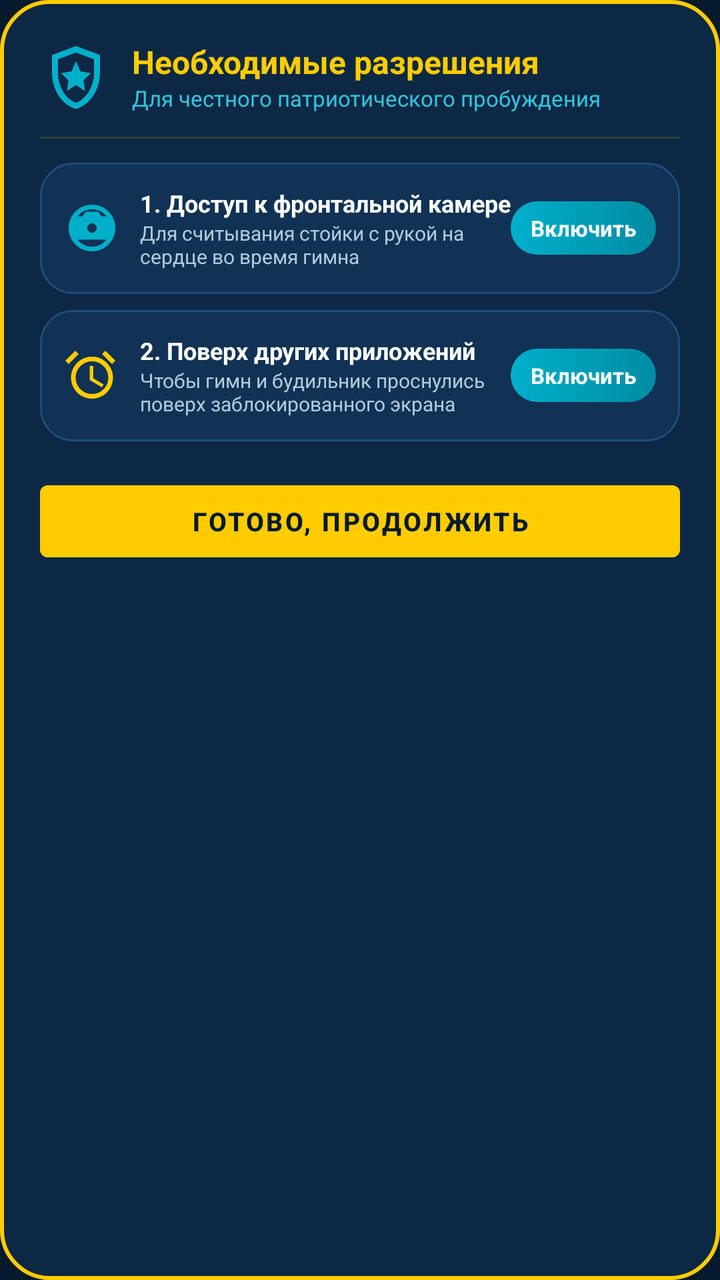
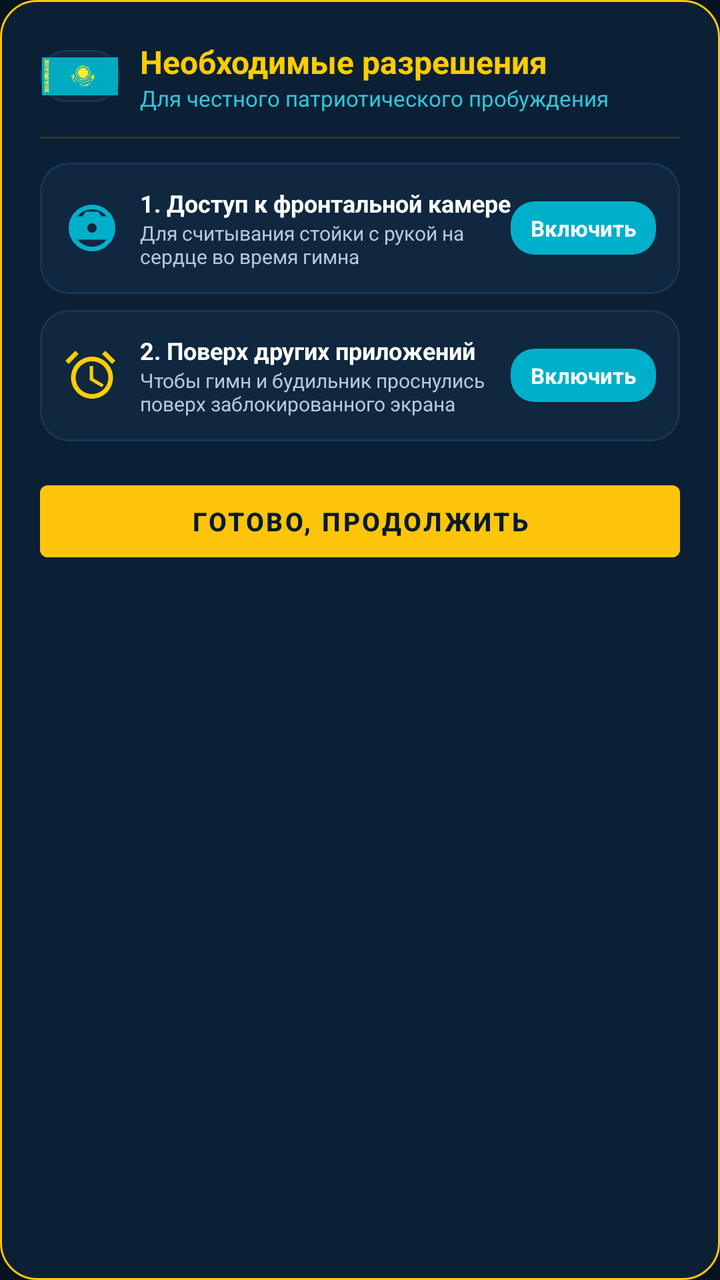

The first picture is an Android layout as it rendered before a commit; the second is the same layout after the commit. The layout source and the unified diff follow.
<!-- AndroidManifest.xml: application theme Theme.PatrioticAlarm -->
<!-- res/layout/dialog_permissions.xml -->
<?xml version="1.0" encoding="utf-8"?>
<LinearLayout xmlns:android="http://schemas.android.com/apk/res/android"
    android:layout_width="match_parent"
    android:layout_height="wrap_content"
    android:background="@drawable/bg_dialog_kazakh"
    android:orientation="vertical"
    android:padding="20dp">

    <LinearLayout
        android:layout_width="match_parent"
        android:layout_height="wrap_content"
        android:gravity="center_vertical"
        android:orientation="horizontal">

        <ImageView
            android:layout_width="36dp"
            android:layout_height="36dp"
            android:contentDescription="Permissions"
            android:src="@drawable/ic_shield_kazakh" />

        <LinearLayout
            android:layout_width="0dp"
            android:layout_height="wrap_content"
            android:layout_marginStart="10dp"
            android:layout_weight="1"
            android:orientation="vertical">

            <TextView
                android:layout_width="wrap_content"
                android:layout_height="wrap_content"
                android:text="@string/perm_title"
                android:textColor="#FFCC00"
                android:textSize="16sp"
                android:textStyle="bold" />

            <TextView
                android:layout_width="wrap_content"
                android:layout_height="wrap_content"
                android:text="Для честного патриотического пробуждения"
                android:textColor="#33C5DB"
                android:textSize="11sp" />
        </LinearLayout>
    </LinearLayout>

    <View
        android:layout_width="match_parent"
        android:layout_height="1dp"
        android:layout_marginVertical="12dp"
        android:background="#26FFCC00" />

    
    <LinearLayout
        android:layout_width="match_parent"
        android:layout_height="wrap_content"
        android:background="@drawable/bg_card_caspian"
        android:gravity="center_vertical"
        android:orientation="horizontal"
        android:padding="12dp">

        <ImageView
            android:layout_width="28dp"
            android:layout_height="28dp"
            android:contentDescription="Camera"
            android:src="@drawable/ic_camera_front" />

        <LinearLayout
            android:layout_width="0dp"
            android:layout_height="wrap_content"
            android:layout_marginStart="10dp"
            android:layout_weight="1"
            android:orientation="vertical">

            <TextView
                android:layout_width="wrap_content"
                android:layout_height="wrap_content"
                android:text="1. Доступ к фронтальной камере"
                android:textColor="#FFFFFF"
                android:textSize="12sp"
                android:textStyle="bold" />

            <TextView
                android:layout_width="wrap_content"
                android:layout_height="wrap_content"
                android:text="Для считывания стойки с рукой на сердце во время гимна"
                android:textColor="#B2C9DF"
                android:textSize="10sp" />
        </LinearLayout>

        <TextView
            android:id="@+id/btn_grant_camera"
            android:layout_width="wrap_content"
            android:layout_height="wrap_content"
            android:background="@drawable/bg_btn_kazakh_blue"
            android:paddingHorizontal="10dp"
            android:paddingVertical="6dp"
            android:text="Включить"
            android:textColor="#FFFFFF"
            android:textSize="11sp"
            android:textStyle="bold" />
    </LinearLayout>

    
    <LinearLayout
        android:layout_width="match_parent"
        android:layout_height="wrap_content"
        android:layout_marginTop="8dp"
        android:background="@drawable/bg_card_caspian"
        android:gravity="center_vertical"
        android:orientation="horizontal"
        android:padding="12dp">

        <ImageView
            android:layout_width="28dp"
            android:layout_height="28dp"
            android:contentDescription="Overlay"
            android:src="@drawable/ic_alarm_clock" />

        <LinearLayout
            android:layout_width="0dp"
            android:layout_height="wrap_content"
            android:layout_marginStart="10dp"
            android:layout_weight="1"
            android:orientation="vertical">

            <TextView
                android:layout_width="wrap_content"
                android:layout_height="wrap_content"
                android:text="2. Поверх других приложений"
                android:textColor="#FFFFFF"
                android:textSize="12sp"
                android:textStyle="bold" />

            <TextView
                android:layout_width="wrap_content"
                android:layout_height="wrap_content"
                android:text="Чтобы гимн и будильник проснулись поверх заблокированного экрана"
                android:textColor="#B2C9DF"
                android:textSize="10sp" />
        </LinearLayout>

        <TextView
            android:id="@+id/btn_grant_overlay"
            android:layout_width="wrap_content"
            android:layout_height="wrap_content"
            android:background="@drawable/bg_btn_kazakh_blue"
            android:paddingHorizontal="10dp"
            android:paddingVertical="6dp"
            android:text="Включить"
            android:textColor="#FFFFFF"
            android:textSize="11sp"
            android:textStyle="bold" />
    </LinearLayout>

    <com.google.android.material.button.MaterialButton
        android:id="@+id/btn_dismiss_perms"
        android:layout_width="match_parent"
        android:layout_height="48dp"
        android:layout_marginTop="16dp"
        android:backgroundTint="@color/kz_gold"
        android:text="Готово, продолжить"
        android:textColor="#071A2C"
        android:textSize="13sp"
        android:textStyle="bold" />
</LinearLayout>
<!-- resources referenced by this layout -->
<resources>
  <color name="kz_gold">#FFCC00</color>
  <!-- drawable bg_btn_kazakh_blue (drawable) -->
  <?xml version="1.0" encoding="utf-8"?>
  <ripple xmlns:android="http://schemas.android.com/apk/res/android"
      android:color="#33FFFFFF">
      <item>
          <shape android:shape="rectangle">
              <gradient
                  android:angle="0"
                  android:startColor="#00AFCA"
                  android:endColor="#008CA3" />
              <corners android:radius="14dp" />
          </shape>
      </item>
  </ripple>
  <!-- drawable bg_card_caspian (drawable) -->
  <?xml version="1.0" encoding="utf-8"?>
  <shape xmlns:android="http://schemas.android.com/apk/res/android"
      android:shape="rectangle">
      <solid android:color="@color/kz_navy_card" />
      <corners android:radius="16dp" />
      <stroke
          android:width="1dp"
          android:color="@color/kz_navy_card_border" />
  </shape>
  <!-- drawable bg_dialog_kazakh (drawable) -->
  <?xml version="1.0" encoding="utf-8"?>
  <shape xmlns:android="http://schemas.android.com/apk/res/android"
      android:shape="rectangle">
      <solid android:color="#0D2845" />
      <corners android:radius="24dp" />
      <stroke
          android:width="2dp"
          android:color="#FFCC00" />
  </shape>
  <!-- drawable ic_alarm_clock (drawable) -->
  <vector xmlns:android="http://schemas.android.com/apk/res/android"
      android:width="24dp"
      android:height="24dp"
      android:viewportWidth="24"
      android:viewportHeight="24">
      <path
          android:fillColor="#FFCC00"
          android:pathData="M22,5.72 L17.72,1.44 L16.31,2.86 L20.59,7.14 L22,5.72 Z
                           M1.99,7.14 L6.28,2.86 L4.87,1.44 L0.58,5.72 L1.99,7.14 Z
                           M12,4 C7.03,4 3,8.03 3,13 C3,17.97 7.03,22 12,22 C16.97,22 21,17.97 21,13 C21,8.03 16.97,4 12,4 Z
                           M12,20 C8.13,20 5,16.87 5,13 C5,9.13 8.13,6 12,6 C15.87,6 19,9.13 19,13 C19,16.87 15.87,20 12,20 Z
                           M12.5,8 H11 V14 L16.25,17.15 L17,15.92 L12.5,13.25 V8 Z" />
  </vector>
  <!-- drawable ic_camera_front (drawable) -->
  <vector xmlns:android="http://schemas.android.com/apk/res/android"
      android:width="24dp"
      android:height="24dp"
      android:viewportWidth="24"
      android:viewportHeight="24">
      <path
          android:fillColor="#00AFCA"
          android:pathData="M12,2 C6.48,2 2,6.48 2,12 C2,17.52 6.48,22 12,22 C17.52,22 22,17.52 22,12 C22,6.48 17.52,2 12,2 Z
                           M12,20 C7.59,20 4,16.41 4,12 C4,7.59 7.59,4 12,4 C16.41,4 20,7.59 20,12 C20,16.41 16.41,20 12,20 Z
                           M14,12 C14,13.1 13.1,14 12,14 C10.9,14 10,13.1 10,12 C10,10.9 10.9,10 12,10 C13.1,10 14,10.9 14,12 Z
                           M9.4,5 L7.8,7 H5 C4.45,7 4,7.45 4,8 V16 C4,16.55 4.45,17 5,17 H19 C19.55,17 20,16.55 20,16 V8 C20,7.45 19.55,7 19,7 H16.2 L14.6,5 H9.4 Z" />
  </vector>
  <!-- drawable ic_shield_kazakh (drawable) -->
  <vector xmlns:android="http://schemas.android.com/apk/res/android"
      android:width="24dp"
      android:height="24dp"
      android:viewportWidth="24"
      android:viewportHeight="24">
      <path
          android:fillColor="#00AFCA"
          android:pathData="M12,2 L4,5 V11 C4,16.55 7.41,21.74 12,23 C16.59,21.74 20,16.55 20,11 V5 L12,2 Z
                           M12,4.18 L18,6.43 V11 C18,15.52 15.45,19.7 12,20.92 C8.55,19.7 6,15.52 6,11 V6.43 L12,4.18 Z
                           M12,7 L13.5,10.5 L17,11 L14.5,13.5 L15,17 L12,15 L9,17 L9.5,13.5 L7,11 L10.5,10.5 Z" />
  </vector>
  <string name="perm_title">Необходимые разрешения</string>
  <color name="kz_navy_card">#113254</color>
  <color name="kz_navy_card_border">#1E4D7A</color>
  <color name="kz_sky_blue">#00AFCA</color>
  <color name="kz_sky_blue_dark">#008CA3</color>
  <color name="kz_gold_dark">#D69E00</color>
  <color name="kz_navy_bg">#071A2C</color>
  <color name="kz_navy_surface">#0D2845</color>
  <!-- unchanged entries left out for length: 1 -->
</resources>

<!-- the commit's change to res/layout/dialog_permissions.xml (unified diff, before → after) -->
@@ -12,11 +12,19 @@
         android:gravity="center_vertical"
         android:orientation="horizontal">
 
-        <ImageView
-            android:layout_width="36dp"
-            android:layout_height="36dp"
-            android:contentDescription="Permissions"
-            android:src="@drawable/ic_shield_kazakh" />
+        <FrameLayout
+            android:layout_width="40dp"
+            android:layout_height="26dp"
+            android:background="@drawable/bg_card_caspian"
+            android:padding="1dp">
+
+            <ImageView
+                android:layout_width="match_parent"
+                android:layout_height="match_parent"
+                android:contentDescription="Flag of Kazakhstan"
+                android:scaleType="fitCenter"
+                android:src="@drawable/flag_kz" />
+        </FrameLayout>
 
         <LinearLayout
             android:layout_width="0dp"
<!-- resource entries referenced after the edit -->
@@ -1,17 +1,14 @@
 <!-- resources referenced by this layout -->
 <resources>
-  <color name="kz_gold">#FFCC00</color>
+  <color name="kz_gold">#FEC50C</color>
   <!-- drawable bg_btn_kazakh_blue (drawable) -->
   <?xml version="1.0" encoding="utf-8"?>
   <ripple xmlns:android="http://schemas.android.com/apk/res/android"
       android:color="#33FFFFFF">
       <item>
           <shape android:shape="rectangle">
-              <gradient
-                  android:angle="0"
-                  android:startColor="#00AFCA"
-                  android:endColor="#008CA3" />
-              <corners android:radius="14dp" />
+              <solid android:color="#00AFCA" />
+              <corners android:radius="12dp" />
           </shape>
       </item>
   </ripple>
@@ -19,22 +16,23 @@
   <?xml version="1.0" encoding="utf-8"?>
   <shape xmlns:android="http://schemas.android.com/apk/res/android"
       android:shape="rectangle">
-      <solid android:color="@color/kz_navy_card" />
-      <corners android:radius="16dp" />
+      <solid android:color="#0F273F" />
+      <corners android:radius="14dp" />
       <stroke
           android:width="1dp"
-          android:color="@color/kz_navy_card_border" />
+          android:color="#173754" />
   </shape>
   <!-- drawable bg_dialog_kazakh (drawable) -->
   <?xml version="1.0" encoding="utf-8"?>
   <shape xmlns:android="http://schemas.android.com/apk/res/android"
       android:shape="rectangle">
-      <solid android:color="#0D2845" />
-      <corners android:radius="24dp" />
+      <solid android:color="#0B2035" />
+      <corners android:radius="18dp" />
       <stroke
-          android:width="2dp"
-          android:color="#FFCC00" />
+          android:width="1dp"
+          android:color="#FEC50C" />
   </shape>
+  <!-- drawable flag_kz: png bitmap (drawable-nodpi, 112591 bytes) -->
   <!-- drawable ic_alarm_clock (drawable) -->
   <vector xmlns:android="http://schemas.android.com/apk/res/android"
       android:width="24dp"
@@ -62,26 +60,12 @@
                            M14,12 C14,13.1 13.1,14 12,14 C10.9,14 10,13.1 10,12 C10,10.9 10.9,10 12,10 C13.1,10 14,10.9 14,12 Z
                            M9.4,5 L7.8,7 H5 C4.45,7 4,7.45 4,8 V16 C4,16.55 4.45,17 5,17 H19 C19.55,17 20,16.55 20,16 V8 C20,7.45 19.55,7 19,7 H16.2 L14.6,5 H9.4 Z" />
   </vector>
-  <!-- drawable ic_shield_kazakh (drawable) -->
-  <vector xmlns:android="http://schemas.android.com/apk/res/android"
-      android:width="24dp"
-      android:height="24dp"
-      android:viewportWidth="24"
-      android:viewportHeight="24">
-      <path
-          android:fillColor="#00AFCA"
-          android:pathData="M12,2 L4,5 V11 C4,16.55 7.41,21.74 12,23 C16.59,21.74 20,16.55 20,11 V5 L12,2 Z
-                           M12,4.18 L18,6.43 V11 C18,15.52 15.45,19.7 12,20.92 C8.55,19.7 6,15.52 6,11 V6.43 L12,4.18 Z
-                           M12,7 L13.5,10.5 L17,11 L14.5,13.5 L15,17 L12,15 L9,17 L9.5,13.5 L7,11 L10.5,10.5 Z" />
-  </vector>
   <string name="perm_title">Необходимые разрешения</string>
-  <color name="kz_navy_card">#113254</color>
-  <color name="kz_navy_card_border">#1E4D7A</color>
   <color name="kz_sky_blue">#00AFCA</color>
-  <color name="kz_sky_blue_dark">#008CA3</color>
-  <color name="kz_gold_dark">#D69E00</color>
-  <color name="kz_navy_bg">#071A2C</color>
-  <color name="kz_navy_surface">#0D2845</color>
+  <color name="kz_sky_blue_dark">#00869C</color>
+  <color name="kz_gold_dark">#D4A000</color>
+  <color name="kz_navy_bg">#061320</color>
+  <color name="kz_navy_surface">#0B2035</color>
   <!-- unchanged entries left out for length: 1 -->
 </resources>
 
